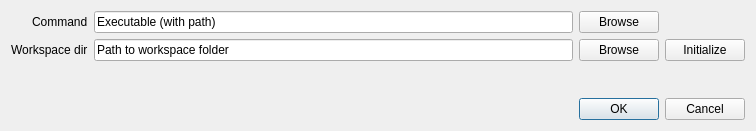
Qt form python/FiberPlanITDesigner/ui_fiberplanitdesigner.ui (lumovan/Designer-QGIS-Plugin) before a commit.
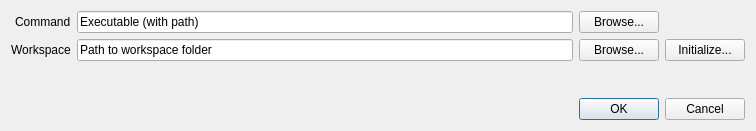
The same form after that commit.

Commit message: Modified text of  buttons of the form

The edit to the form file:
```diff
--- a/python/FiberPlanITDesigner/ui_fiberplanitdesigner.ui
+++ b/python/FiberPlanITDesigner/ui_fiberplanitdesigner.ui
@@ -29,7 +29,7 @@
      <item row="0" column="2">
       <widget class="QPushButton" name="btnCommand">
        <property name="text">
-        <string>Browse</string>
+        <string>Browse...</string>
        </property>
       </widget>
      </item>
@@ -78,7 +78,7 @@
         </sizepolicy>
        </property>
        <property name="text">
-        <string>Workspace dir</string>
+        <string>Workspace</string>
        </property>
       </widget>
      </item>
@@ -95,14 +95,14 @@
      <item row="1" column="2">
       <widget class="QPushButton" name="btnWorkspaceDir">
        <property name="text">
-        <string>Browse</string>
+        <string>Browse...</string>
        </property>
       </widget>
      </item>
      <item row="1" column="3">
       <widget class="QPushButton" name="btnInitilaizeWorkspace">
        <property name="text">
-        <string>Initialize</string>
+        <string>Initialize...</string>
        </property>
       </widget>
      </item>
```
Left out of the diff: 4 changed lines with no effect on the pictures. The commit also changes 1 other file.
